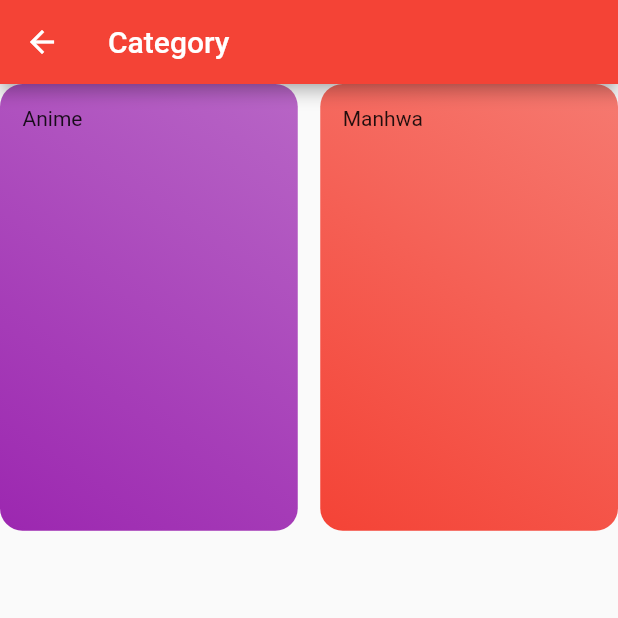
After one commit to rajpranit/Animas-anime-manhwa-app, a Flutter app: the CategoryScreen screen opened directly, on a phone screen of 412 x 824 dp, the top half of it. The commit adds this screen. Run offline on Flutter 3.47's test engine with Material 2 defaults, Android fonts, the phone set to English and light mode, and no system bars.

Commit message:
Category Item and gradient decoration

```diff
--- /dev/null
+++ b/lib/category_item.dart
@@ -0,0 +1,31 @@
+import 'dart:ui';
+
+import 'package:flutter/cupertino.dart';
+
+class CategoryItem extends StatelessWidget {
+  final String title;
+  final Color color;
+
+  const CategoryItem(this.title, this.color);
+
+  @override
+  Widget build(BuildContext context) {
+    return Container(
+      padding: const EdgeInsets.all(15),
+      decoration: BoxDecoration(
+        gradient: LinearGradient(
+          colors: [
+            color.withOpacity(0.7),
+            color.withOpacity(0.8),
+            color.withOpacity(0.9),
+            color
+          ],
+          begin: Alignment.topRight,
+          end: Alignment.bottomLeft,
+        ),
+        borderRadius: BorderRadius.circular(15),
+      ),
+      child: Text(title),
+    );
+  }
+}
--- a/lib/main.dart
+++ b/lib/main.dart
@@ -3,7 +3,7 @@ import 'package:flutter/material.dart';
 void main() => runApp(const MyApp());
 
 class MyApp extends StatelessWidget {
-  const MyApp({super.key});
+  const MyApp();
 
   @override
   Widget build(BuildContext context) {
@@ -16,7 +16,7 @@ class MyApp extends StatelessWidget {
 }
 
 class HomePage extends StatefulWidget {
-  const HomePage({super.key});
+  const HomePage();
 
   @override
   State<HomePage> createState() => _HomePageState();
--- /dev/null
+++ b/lib/models/category.dart
@@ -0,0 +1,13 @@
+import 'package:flutter/material.dart';
+
+class Category {
+  final String id;
+  final String title;
+  final Color color;
+
+  const Category({
+    @required this.id,
+    @required this.title,
+    @required this.color,
+  });
+}
--- /dev/null
+++ b/lib/models/dummy_data.dart
@@ -0,0 +1,15 @@
+import './category.dart';
+import 'package:flutter/material.dart';
+
+const DUMMY_CATEGORY = const [
+  Category(
+    id: 'c1',
+    title: 'Anime',
+    color: Colors.purple,
+  ),
+  Category(
+    id: 'c2',
+    title: 'Manhwa',
+    color: Colors.red,
+  ),
+];
--- /dev/null
+++ b/lib/screens/category_screen.dart
@@ -0,0 +1,28 @@
+import 'package:flutter/material.dart';
+import '../models/dummy_data.dart';
+import '../category_item.dart';
+
+class CategoryScreen extends StatelessWidget {
+  const CategoryScreen({Key key}) : super(key: key);
+
+  @override
+  Widget build(BuildContext context) {
+    return Scaffold(
+      appBar: AppBar(
+        title: const Text('Category'),
+      ),
+      body: GridView(
+        gridDelegate: const SliverGridDelegateWithMaxCrossAxisExtent(
+            maxCrossAxisExtent: 200,
+            childAspectRatio: 2 / 3,
+            crossAxisSpacing: 15,
+            mainAxisSpacing: 15),
+        children: DUMMY_CATEGORY
+            .map(
+              (category) => CategoryItem(category.title, category.color),
+            )
+            .toList(),
+      ),
+    );
+  }
+}
```
